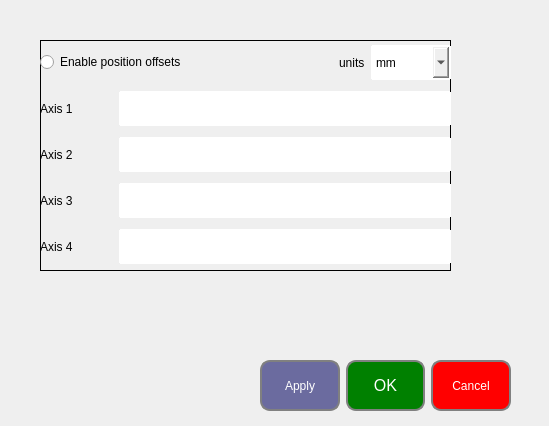
First picture: the form in deviceTango/DeviceServers/nar/include/presetpositionform.ui, repository guepy/ECA_ZMI4104C_main, before the edit.
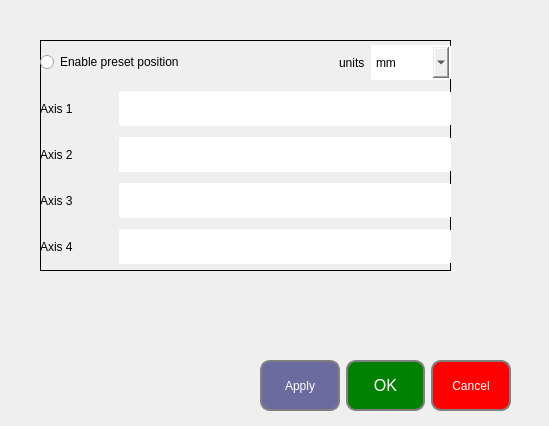
Second picture: the form after the edit.

Diff of the .ui file:
```diff
--- a/deviceTango/DeviceServers/nar/include/presetpositionform.ui
+++ b/deviceTango/DeviceServers/nar/include/presetpositionform.ui
@@ -153,7 +153,7 @@
 font: 75 14pt &quot;MS Shell Dlg 2&quot;;</string>
         </property>
         <property name="text">
-         <string>Enable position offsets</string>
+         <string>Enable preset position </string>
         </property>
        </widget>
       </item>
```
